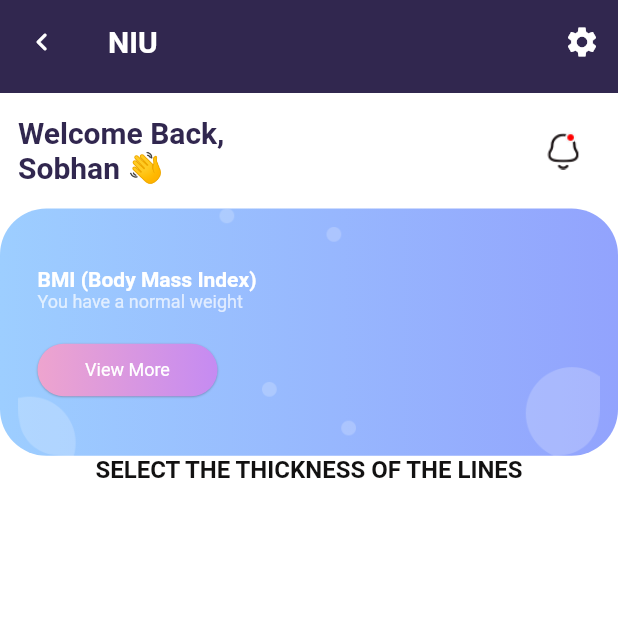
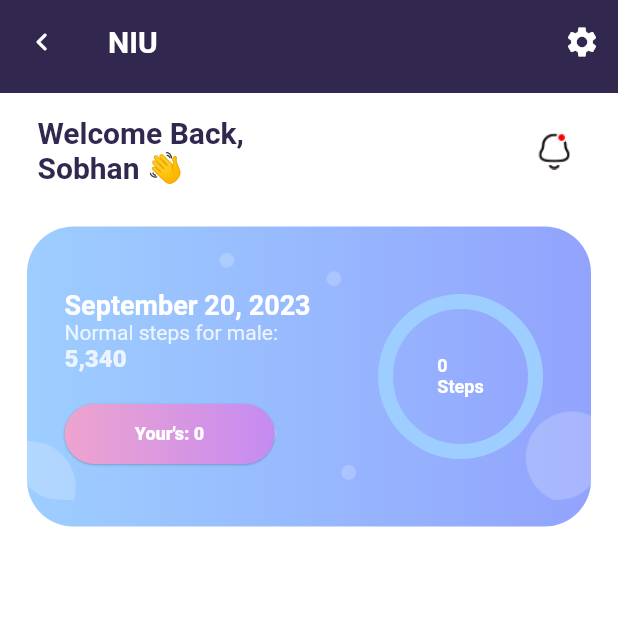
Before and after one commit to TheSam912/NIU_company_task, a Flutter app: the HomeScreen screen opened by its route, on a phone screen of 412 x 824 dp, the top half of it. Run offline on Flutter 3.47's test engine with Material 2 defaults, Android fonts, the phone set to English and light mode, and no system bars; drawn by our look-alikes of simple_circular_progress_bar; our stand-ins replace animate_do, awesome_snackbar_content, flutter_hooks, hooks_riverpod, shared_preferences; missing offline and left inert: health; accounts and stored records are empty.

Commit message:
finish getting steps on IOS device ui and back

```diff
--- /dev/null
+++ b/lib/Constant/strings.dart
@@ -0,0 +1,4 @@
+import 'package:intl/intl.dart';
+
+var date = DateTime.now();
+var today = DateFormat.yMMMMd('en_US').format(date);
--- a/lib/views/home_screen.dart
+++ b/lib/views/home_screen.dart
@@ -1,11 +1,15 @@
 import 'package:awesome_snackbar_content/awesome_snackbar_content.dart';
 import 'package:flutter/material.dart';
 import 'package:health/health.dart';
+
 import 'package:niu_app/Constant/colors.dart';
 import 'package:niu_app/Constant/styles.dart';
 import 'package:niu_app/utils/snackbar.dart';
 import 'package:niu_app/widgets/appbar.dart';
+import 'package:niu_app/widgets/spacer_30dp.dart';
+import 'package:simple_circular_progress_bar/simple_circular_progress_bar.dart';
 
+import '../Constant/strings.dart';
 import '../utils/rounded_button.dart';
 
 class HomeScreen extends StatefulWidget {
@@ -57,6 +61,7 @@ class _HomeScreenState extends State<HomeScreen> {
   @override
   Widget build(BuildContext context) {
     final size = MediaQuery.of(context).size;
+    valueNotifier.value = _getSteps.toDouble();
     return Scaffold(
         backgroundColor: white,
         appBar: PreferredSize(
@@ -82,14 +87,14 @@ class _HomeScreenState extends State<HomeScreen> {
                 children: [
                   Padding(
                     padding: const EdgeInsets.symmetric(
-                        horizontal: 12, vertical: 15),
+                        horizontal: 25, vertical: 15),
                     child: Text(
                       "Welcome Back,\nSobhan 👋",
                       style: titleStyle,
                     ),
                   ),
                   Padding(
-                    padding: const EdgeInsets.only(right: 12),
+                    padding: const EdgeInsets.only(right: 18),
                     child: IconButton(
                         onPressed: () {},
                         icon: Image.asset(
@@ -102,7 +107,9 @@ class _HomeScreenState extends State<HomeScreen> {
                 ],
               ),
               Container(
-                height: size.width * 0.4,
+                height: 200,
+                margin:
+                    const EdgeInsets.symmetric(horizontal: 18, vertical: 12),
                 decoration: BoxDecoration(
                     gradient: LinearGradient(colors: primaryG),
                     borderRadius: BorderRadius.circular(size.width * 0.075)),
@@ -124,62 +131,65 @@ class _HomeScreenState extends State<HomeScreen> {
                           crossAxisAlignment: CrossAxisAlignment.start,
                           children: [
                             Text(
-                              "BMI (Body Mass Index)",
+                              today,
                               style: TextStyle(
                                   color: white,
-                                  fontSize: 14,
+                                  fontSize: 18,
                                   fontWeight: FontWeight.w700),
                             ),
                             Text(
-                              "You have a normal weight",
+                              "Normal steps for male:",
                               style: TextStyle(
-                                  color: white.withOpacity(0.7), fontSize: 12),
+                                  color: white.withOpacity(0.8), fontSize: 14),
+                            ),
+                            Text(
+                              "5,340",
+                              style: TextStyle(
+                                  color: white.withOpacity(0.8),
+                                  fontSize: 16,
+                                  fontWeight: FontWeight.w800),
                             ),
                             SizedBox(
                               height: size.width * 0.05,
                             ),
                             SizedBox(
-                                width: 120,
-                                height: 35,
+                                width: 140,
+                                height: 40,
                                 child: RoundButton(
-                                    title: "View More",
+                                    title: "Your's: $_getSteps",
                                     type: RoundButtonType.bgSGradient,
                                     fontSize: 12,
-                                    fontWeight: FontWeight.w400,
+                                    fontWeight: FontWeight.w800,
                                     onPressed: () {}))
                           ],
                         ),
+                        Padding(
+                          padding: const EdgeInsets.only(right: 12),
+                          child: RepaintBoundary(
+                            child: SimpleCircularProgressBar(
+                              maxValue: 5340,
+                              valueNotifier: valueNotifier,
+                              progressStrokeWidth: 20,
+                              backStrokeWidth: 10,
+                              progressColors: secondaryG,
+                              backColor: primaryColor2,
+                              onGetText: (double value) {
+                                return Text(
+                                  '${value.toInt()}\nSteps',
+                                  style: TextStyle(
+                                      fontWeight: FontWeight.bold,
+                                      fontSize: 12,
+                                      color: white),
+                                );
+                              },
+                            ),
+                          ),
+                        )
                       ],
                     ),
-                  )
+                  ),
                 ]),
               ),
-              RepaintBoundary(
-                child: GestureDetector(
-                  key: ValueKey(keyForRepaint),
-                  onTap: () {
-                    valueNotifier.value = 100.0;
-                    keyForRepaint++;
-                    setState(() {});
-                  },
-                  child: Column(
-                    mainAxisAlignment: MainAxisAlignment.center,
-                    children: [
-                      Text(
-                        'SELECT THE THICKNESS OF THE LINES',
-                        style: TextStyle(
-                          fontSize: 16,
-                          fontWeight: FontWeight.bold,
-                          color: black,
-                        ),
-                      ),
-                      const SizedBox(
-                        height: 20,
-                      ),
-                    ],
-                  ),
-                ),
-              )
             ],
           ),
         ));
--- a/pubspec.yaml
+++ b/pubspec.yaml
@@ -36,6 +36,7 @@ dependencies:
   # Use with the CupertinoIcons class for iOS style icons.
   cupertino_icons: ^1.0.2
   flutter_login: ^4.2.1
+  intl: ^0.18.1
   hooks_riverpod: ^2.1.1
   shared_preferences: ^2.0.15
   flutter_hooks: ^0.18.5+1
```
Also changed, not shown: pubspec.lock.
